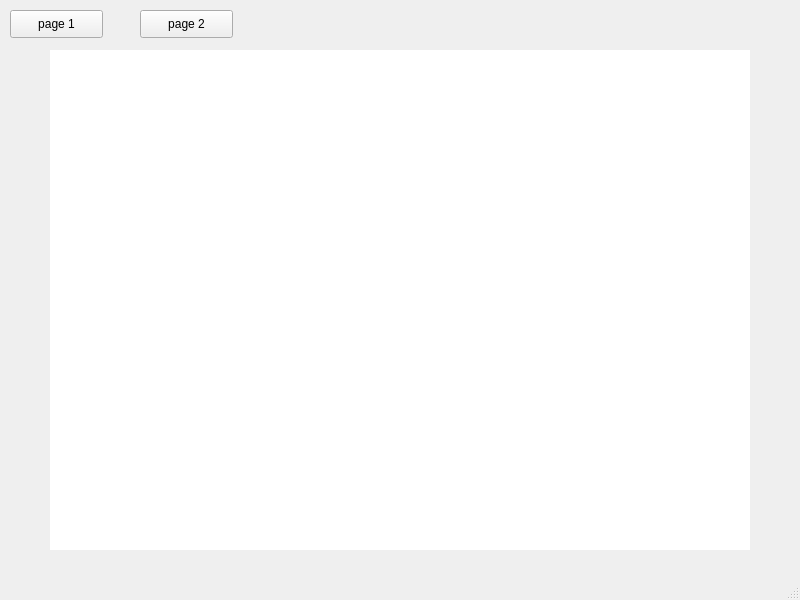
This is PyQt_stack_widget/stack.ui in kimnanhee/PyQt as Qt 5 draws it before an edit. The edited form follows.
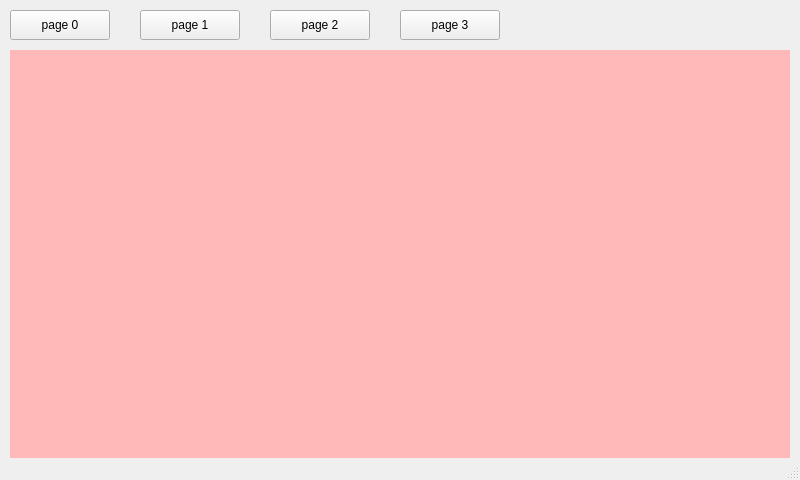
This is the edited form.

Commit message: [Modify] stacked widget

```diff
--- a/PyQt_stack_widget/stack.ui
+++ b/PyQt_stack_widget/stack.ui
@@ -7,7 +7,7 @@
     <x>0</x>
     <y>0</y>
     <width>800</width>
-    <height>600</height>
+    <height>480</height>
    </rect>
   </property>
   <property name="windowTitle">
@@ -19,26 +19,31 @@
      <rect>
       <x>10</x>
       <y>10</y>
-      <width>93</width>
-      <height>28</height>
+      <width>100</width>
+      <height>30</height>
      </rect>
     </property>
     <property name="text">
-     <string>page 1</string>
+     <string>page 0</string>
     </property>
    </widget>
    <widget class="QStackedWidget" name="stackedWidget">
     <property name="geometry">
      <rect>
-      <x>50</x>
+      <x>10</x>
       <y>50</y>
-      <width>700</width>
-      <height>500</height>
+      <width>780</width>
+      <height>410</height>
      </rect>
     </property>
     <widget class="QWidget" name="page">
      <property name="styleSheet">
-      <string notr="true">background-color: rgb(255, 255, 255);</string>
+      <string notr="true">background-color: rgb(255, 185, 185);</string>
+     </property>
+    </widget>
+    <widget class="QWidget" name="page_1">
+     <property name="styleSheet">
+      <string notr="true">background-color: rgb(255, 255, 175);</string>
      </property>
     </widget>
     <widget class="QWidget" name="page_2">
@@ -52,14 +57,40 @@
      <rect>
       <x>140</x>
       <y>10</y>
-      <width>93</width>
-      <height>28</height>
+      <width>100</width>
+      <height>30</height>
+     </rect>
+    </property>
+    <property name="text">
+     <string>page 1</string>
+    </property>
+   </widget>
+   <widget class="QPushButton" name="btn_2">
+    <property name="geometry">
+     <rect>
+      <x>270</x>
+      <y>10</y>
+      <width>100</width>
+      <height>30</height>
      </rect>
     </property>
     <property name="text">
      <string>page 2</string>
     </property>
    </widget>
+   <widget class="QPushButton" name="btn_3">
+    <property name="geometry">
+     <rect>
+      <x>400</x>
+      <y>10</y>
+      <width>100</width>
+      <height>30</height>
+     </rect>
+    </property>
+    <property name="text">
+     <string>page 3</string>
+    </property>
+   </widget>
   </widget>
   <widget class="QMenuBar" name="menubar">
    <property name="geometry">
```
Left out of the diff: 13 changed lines with no effect on the pictures. The commit also changes 2 other files.
